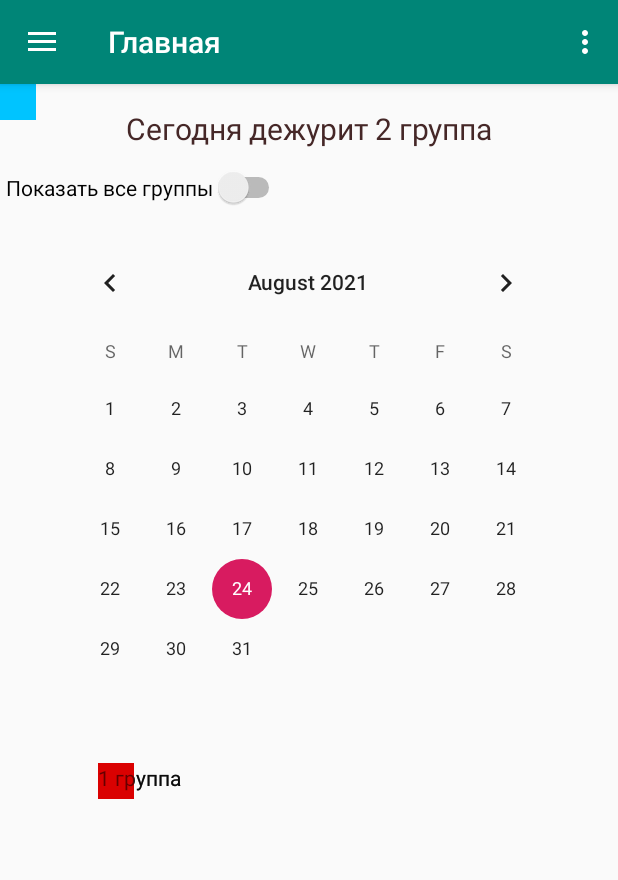
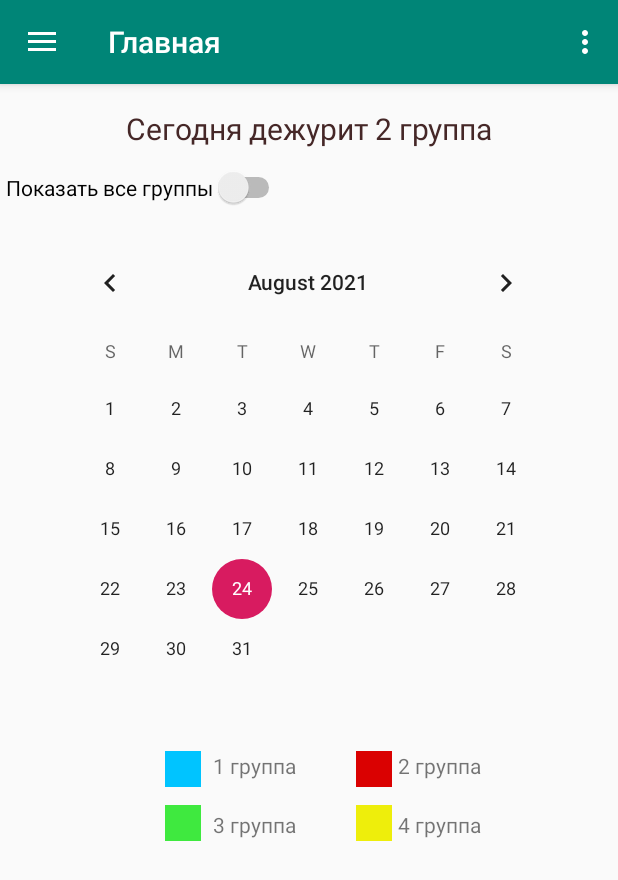
Before and after one commit to twobomb/shift-calendar-android, an Android app: the screen it shows after launch (MainActivity), on a phone screen of 412 x 824 dp. Shown: the top 880 px of the screen. Run offline under Robolectric (Android 15) with nearby library versions, the phone set to English and light mode, and no system bars; our stand-ins replace navigation-ui; libraries missing offline, so code that uses them is left out: com.roomorama.caldroid; 7 statements that could not run were skipped.

```diff
--- a/app/src/main/AndroidManifest.xml
+++ b/app/src/main/AndroidManifest.xml
@@ -1,6 +1,7 @@
 <?xml version="1.0" encoding="utf-8"?>
 <manifest xmlns:android="http://schemas.android.com/apk/res/android"
     package="com.twobomb.shifter">
+    <uses-permission android:name="com.android.alarm.permission.SET_ALARM"/>
 
     <application
         android:allowBackup="true"
--- a/app/src/main/java/com/twobomb/shifter/ui/home/HomeFragment.java
+++ b/app/src/main/java/com/twobomb/shifter/ui/home/HomeFragment.java
@@ -1,42 +1,42 @@
 package com.twobomb.shifter.ui.home;
 
-import android.annotation.SuppressLint;
-import android.app.Application;
+import android.app.AlarmManager;
+import android.app.AlertDialog;
+import android.app.PendingIntent;
 import android.content.Context;
+import android.content.Intent;
 import android.content.SharedPreferences;
-import android.content.res.Configuration;
-import android.content.res.Resources;
 import android.graphics.drawable.ColorDrawable;
 import android.os.Bundle;
+import android.provider.AlarmClock;
 import android.view.LayoutInflater;
 import android.view.View;
 import android.view.ViewGroup;
-import android.widget.CalendarView;
+import android.widget.Button;
 import android.widget.CompoundButton;
+import android.widget.EditText;
+import android.widget.ImageButton;
 import android.widget.Switch;
 import android.widget.TextView;
-import android.widget.TimePicker;
 import android.widget.Toast;
 
-import androidx.annotation.Nullable;
 import androidx.annotation.NonNull;
+import androidx.constraintlayout.widget.ConstraintLayout;
 import androidx.fragment.app.Fragment;
 import androidx.fragment.app.FragmentTransaction;
-import androidx.lifecycle.Observer;
 import androidx.lifecycle.ViewModelProviders;
 
 import com.roomorama.caldroid.CaldroidFragment;
 import com.roomorama.caldroid.CaldroidListener;
 import com.twobomb.shifter.R;
+import com.twobomb.shifter.Reciever;
 
+import java.text.SimpleDateFormat;
 import java.util.ArrayList;
 import java.util.Calendar;
 import java.util.Date;
 import java.util.GregorianCalendar;
 import java.util.Locale;
-import java.util.TimeZone;
-
-import hirondelle.date4j.DateTime;
 
 public class HomeFragment extends Fragment {
 
@@ -44,6 +44,7 @@ public class HomeFragment extends Fragment {
     Switch sw_show_all;
     CaldroidFragment caldroidFragment;
     SharedPreferences sp;
+    ConstraintLayout layout_down;
     public View onCreateView(@NonNull LayoutInflater inflater,
                              ViewGroup container, Bundle savedInstanceState) {
 
@@ -54,6 +55,7 @@ public class HomeFragment extends Fragment {
         sp = getActivity().getApplicationContext().getSharedPreferences("APP_SETTINGS", Context.MODE_PRIVATE);
 
         sw_show_all = root.findViewById(R.id.sw_show_all);
+        layout_down = root.findViewById(R.id.layout_down);
         TextView tv_shift_now = root.findViewById(R.id.tv_shift_now);
         tv_shift_now.setText(String.format("Сегодня дежурит %d группа",getGroupIndexByDate(new Date())+1));
 
@@ -65,6 +67,26 @@ public class HomeFragment extends Fragment {
         sw_show_all.setOnCheckedChangeListener(new CompoundButton.OnCheckedChangeListener() {
             @Override
             public void onCheckedChanged(CompoundButton compoundButton, boolean b) {
+
+
+/*
+
+                AlarmManager manager = (AlarmManager)getContext().getSystemService(
+                        Context.ALARM_SERVICE);
+                Calendar calendar = Calendar.getInstance();
+                calendar.setTimeInMillis(System.currentTimeMillis());
+                calendar.add(Calendar.SECOND, 2);
+                long time = calendar.getTimeInMillis();
+
+                Intent intent = new Intent(getContext(), Reciever.class);
+                intent.putExtra("test",123);
+                PendingIntent pendingIntent = PendingIntent.getActivity(getContext(),333,intent,PendingIntent.FLAG_ONE_SHOT);
+
+                manager.setExact(AlarmManager.RTC_WAKEUP, time,pendingIntent);
+                System.out.println("ADDDDDDDDDDDDDD");
+*/
+
+
                 SharedPreferences.Editor edit = sp.edit();
                 edit.putBoolean("IS_SHOW_ALL",b);
                 edit.apply();
@@ -74,8 +96,61 @@ public class HomeFragment extends Fragment {
         });
         caldroidFragment.setCaldroidListener(new CaldroidListener() {
             @Override
-            public void onSelectDate(Date date, View view) {
-                Toast.makeText(getContext(),date.toString(),500).show();
+            public void onSelectDate(final Date date, View view) {
+                if(sp.getInt("group_index",0) != getGroupIndexByDate(date))
+                    return;
+                final String keyName = "data_" +(new SimpleDateFormat("dd_MM_yyyy")).format(date);
+                String text = sp.getString(keyName,"");
+                AlertDialog.Builder builder = new AlertDialog.Builder(getContext());
+                View v = getLayoutInflater().inflate(R.layout.fragment_dialog_note,null);
+
+                Button btn = v.findViewById(R.id.btn_save_note);
+                final EditText textField = v.findViewById(R.id.tb_note);
+                final ImageButton btnAddAlarm = v.findViewById(R.id.ibtn_add_alarm);
+                textField.setText(text);
+
+                builder.setView(v);
+                final AlertDialog dlg = builder.create();
+
+
+                btnAddAlarm.setOnClickListener(new View.OnClickListener() {
+                    @Override
+                    public void onClick(View view) {
+
+                        Intent i = new Intent(AlarmClock.ACTION_SET_ALARM);
+                        String name = textField.getText().toString();
+                        if(name.length() == 0)
+                            name = String.format("Дежурство %d группы",(getGroupIndexByDate(date)+1));
+                        i.putExtra(AlarmClock.EXTRA_MESSAGE, name);
+                        ArrayList<Integer> days = new ArrayList<Integer>();
+                        GregorianCalendar gc = new GregorianCalendar();
+                        gc.setTime(date);
+                        days.add(gc.get(Calendar.DAY_OF_WEEK));
+                        i.putExtra(AlarmClock.EXTRA_DAYS,days);
+                        i.putExtra(AlarmClock.EXTRA_HOUR, sp.getInt("alarm_hour",7));
+                        i.putExtra(AlarmClock.EXTRA_MINUTES, sp.getInt("alarm_minute",45));
+                        i.putExtra(AlarmClock.EXTRA_SKIP_UI, true);
+                        startActivity(i);
+
+                        Toast.makeText(getContext(),String.format("Будильник был добавлен на %d:%d на %s ",sp.getInt("alarm_hour",7),sp.getInt("alarm_minute",45),new SimpleDateFormat("EEEE").format(gc.getTime())),1000).show();
+                        dlg.hide();
+                    }
+                });
+
+
+                btn.setOnClickListener(new View.OnClickListener() {
+                    @Override
+                    public void onClick(View view) {
+                        SharedPreferences.Editor edit = sp.edit();
+                        edit.putString(keyName,textField.getText().toString());
+                        edit.apply();
+                        dlg.hide();
+                        Toast.makeText(getContext(),"Сохранено",500).show();
+                    }
+                });
+
+                dlg.setTitle(new SimpleDateFormat("dd MMMM yyyy").format(date));
+                dlg.show();
             }
 
             @Override
@@ -110,8 +185,13 @@ public class HomeFragment extends Fragment {
         return (int) (diffDays%4) ;
     }
     public void updateColors(){
+
         int myGroup =        sp.getInt("group_index",0);
         boolean sw_show_all =        sp.getBoolean("IS_SHOW_ALL",false);
+        if(sw_show_all)
+            layout_down.setVisibility(View.VISIBLE);
+        else
+            layout_down.setVisibility(View.INVISIBLE);
         ColorDrawable[] colors=  new ColorDrawable[]{
                 new ColorDrawable(getResources().getColor(R.color.group_0, getActivity().getTheme())),
                 new ColorDrawable(getResources().getColor(R.color.group_1, getActivity().getTheme())),
--- a/app/src/main/res/layout/fragment_home.xml
+++ b/app/src/main/res/layout/fragment_home.xml
@@ -38,9 +38,10 @@
         app:layout_constraintTop_toBottomOf="@+id/tv_shift_now" />
 
     <androidx.constraintlayout.widget.ConstraintLayout
+        android:id="@+id/layout_down"
         android:layout_width="280dp"
-        android:layout_height="103dp"
-        android:layout_marginTop="16dp"
+        android:layout_height="wrap_content"
+        android:layout_marginTop="8dp"
         app:layout_constraintEnd_toEndOf="parent"
         app:layout_constraintHorizontal_bias="0.496"
         app:layout_constraintStart_toStartOf="parent"
@@ -50,85 +51,77 @@
             android:id="@+id/textView10"
             android:layout_width="wrap_content"
             android:layout_height="wrap_content"
+            android:layout_marginStart="4dp"
+            android:layout_marginTop="20dp"
             android:text="4 группа"
-            tools:layout_editor_absoluteX="195dp"
-            tools:layout_editor_absoluteY="53dp" />
+            app:layout_constraintStart_toEndOf="@+id/imageView5"
+            app:layout_constraintTop_toBottomOf="@+id/textView8" />
 
         <ImageView
             android:id="@+id/imageView5"
             android:layout_width="24dp"
             android:layout_height="24dp"
-            app:srcCompat="@color/group_3"
-            tools:layout_editor_absoluteX="167dp"
-            tools:layout_editor_absoluteY="51dp" />
+            android:layout_marginStart="40dp"
+            app:layout_constraintStart_toEndOf="@+id/textView9"
+            app:layout_constraintTop_toTopOf="@+id/imageView4"
+            app:srcCompat="@color/group_3" />
 
         <TextView
             android:id="@+id/textView9"
             android:layout_width="wrap_content"
             android:layout_height="wrap_content"
+            android:layout_marginStart="8dp"
+            android:layout_marginTop="20dp"
             android:text="3 группа"
-            tools:layout_editor_absoluteX="69dp"
-            tools:layout_editor_absoluteY="51dp" />
+            app:layout_constraintStart_toEndOf="@+id/imageView4"
+            app:layout_constraintTop_toBottomOf="@+id/textView7" />
 
         <ImageView
             android:id="@+id/imageView4"
             android:layout_width="24dp"
             android:layout_height="24dp"
-            app:srcCompat="@color/group_2"
-            tools:layout_editor_absoluteX="37dp"
-            tools:layout_editor_absoluteY="51dp" />
+            android:layout_marginTop="12dp"
+            app:layout_constraintStart_toStartOf="@+id/imageView2"
+            app:layout_constraintTop_toBottomOf="@+id/imageView2"
+            app:srcCompat="@color/group_2" />
 
         <TextView
             android:id="@+id/textView8"
             android:layout_width="wrap_content"
             android:layout_height="wrap_content"
+            android:layout_marginStart="4dp"
             android:text="2 группа"
-            tools:layout_editor_absoluteX="195dp"
-            tools:layout_editor_absoluteY="16dp" />
+            app:layout_constraintStart_toEndOf="@+id/imageView3"
+            app:layout_constraintTop_toTopOf="parent" />
 
         <ImageView
             android:id="@+id/imageView3"
             android:layout_width="24dp"
             android:layout_height="24dp"
-            app:srcCompat="@color/group_1"
-            tools:layout_editor_absoluteX="167dp"
-            tools:layout_editor_absoluteY="11dp" />
+            android:layout_marginStart="40dp"
+            app:layout_constraintStart_toEndOf="@+id/textView7"
+            app:layout_constraintTop_toTopOf="@+id/imageView2"
+            app:srcCompat="@color/group_1" />
 
         <TextView
             android:id="@+id/textView7"
             android:layout_width="wrap_content"
             android:layout_height="wrap_content"
+            android:layout_marginStart="8dp"
             android:text="1 группа"
-            tools:layout_editor_absoluteX="69dp"
-            tools:layout_editor_absoluteY="16dp" />
+            app:layout_constraintStart_toEndOf="@+id/imageView2"
+            app:layout_constraintTop_toTopOf="parent" />
+
+        <ImageView
+            android:id="@+id/imageView2"
+            android:layout_width="24dp"
+            android:layout_height="24dp"
+            app:layout_constraintEnd_toEndOf="parent"
+            app:layout_constraintHorizontal_bias="0.175"
+            app:layout_constraintStart_toStartOf="parent"
+            app:layout_constraintTop_toTopOf="parent"
+            app:srcCompat="@color/group_0" />
 
     </androidx.constraintlayout.widget.ConstraintLayout>
 
-    <TableLayout
-        android:layout_width="409dp"
-        android:layout_height="173dp"
-        tools:layout_editor_absoluteX="1dp"
-        tools:layout_editor_absoluteY="557dp">
-
-        <TableRow
-            android:layout_width="match_parent"
-            android:layout_height="match_parent" />
-
-        <TableRow
-            android:layout_width="match_parent"
-            android:layout_height="match_parent" />
-
-        <TableRow
-            android:layout_width="match_parent"
-            android:layout_height="match_parent" />
-    </TableLayout>
-
-    <ImageView
-        android:id="@+id/imageView2"
-        android:layout_width="24dp"
-        android:layout_height="24dp"
-        app:srcCompat="@color/group_0"
-        tools:layout_editor_absoluteX="11dp"
-        tools:layout_editor_absoluteY="516dp" />
-
 </androidx.constraintlayout.widget.ConstraintLayout>
--- a/app/src/main/res/values/colors.xml
+++ b/app/src/main/res/values/colors.xml
@@ -7,5 +7,5 @@
     <color name="group_0">#00C4FF</color>
     <color name="group_1">#DA0101</color>
     <color name="group_2">#3FE93F</color>
-    <color name="group_3">#D3D327</color>
+    <color name="group_3">#EEEE0B</color>
 </resources>
--- a/app/src/main/res/values/strings.xml
+++ b/app/src/main/res/values/strings.xml
@@ -10,4 +10,7 @@
     <string name="menu_home">Главная</string>
     <string name="menu_settings">Настройки</string>
     <string name="menu_first_start">Настройки</string>
+
+    <!-- TODO: Remove or change this placeholder text -->
+    <string name="hello_blank_fragment">Hello blank fragment</string>
 </resources>
```
Also changed, not shown: app/src/main/java/com/twobomb/shifter/DialogNote.java (added, +120 -0 lines), app/src/main/java/com/twobomb/shifter/MainActivity.java (+8 -0 lines), app/src/main/java/com/twobomb/shifter/Reciever.java (added, +13 -0 lines), app/src/main/res/layout/fragment_dialog_note.xml (added, +43 -0 lines).
